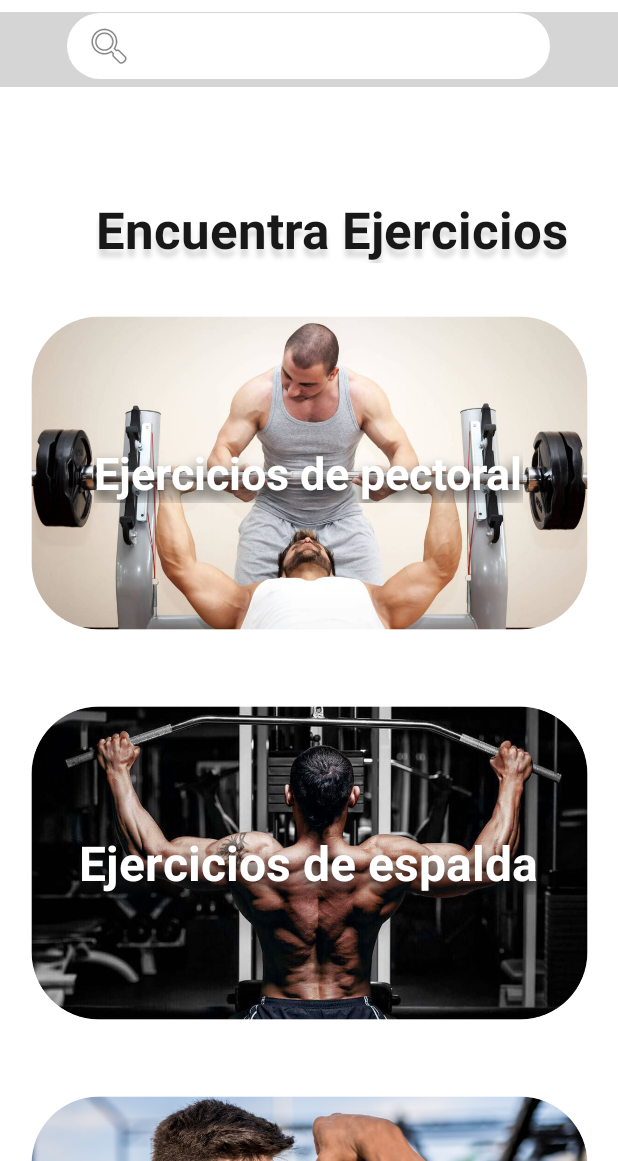
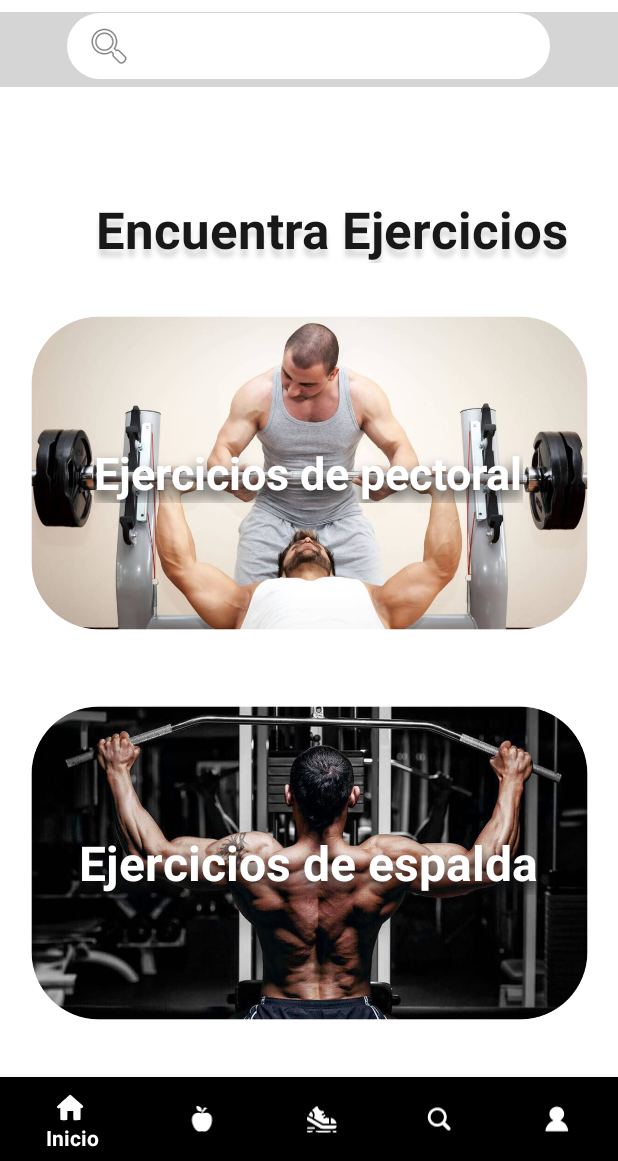
Before and after one commit to naanita3/FitPlanner-E1, an Android app: the ExplorarEjercicios screen opened directly, with no data from a screen before it, on a phone screen of 412 x 824 dp, the part 75-1236 px from its top. Run offline under Robolectric (Android 15) with nearby library versions, the light colour scheme and no system bars.

Commit message:
barra de nav actualizada

```diff
--- /dev/null
+++ b/app/src/main/res/drawable/casa_1.xml
@@ -0,0 +1,10 @@
+<vector xmlns:android="http://schemas.android.com/apk/res/android"
+    android:width="513dp"
+    android:height="486dp"
+    android:viewportWidth="513"
+    android:viewportHeight="486">
+  <path
+      android:pathData="M224.7,71.5c-2.6,0.6 -5.7,2 -6.9,3.1 -1.2,1 -13.3,12 -26.8,24.4 -13.5,12.4 -37.6,34.4 -53.5,49 -15.9,14.6 -35,32.1 -42.5,39 -7.4,6.9 -21.3,19.7 -30.9,28.5 -17.8,16.3 -21,20.5 -21.1,26.9 0,4.5 3.6,10.9 8.9,15.9 10.6,10 20.8,8.4 33.5,-5.2 1.7,-1.7 3.3,-3.1 3.8,-3.1 0.4,-0 0.8,37.5 0.8,83.2 0.1,88.1 0.1,87.9 4.7,93 1,1.1 3.6,2.9 5.8,3.9 3.6,1.7 7.2,1.9 40,1.9 32.9,-0 36.3,-0.2 40,-1.9 4.6,-2.1 7.9,-5.4 9.4,-9.4 0.7,-1.9 1.1,-22.6 1.1,-62.3l0,-59.4 42,-0 42,-0 0,58.2c0,37.6 0.4,59.6 1.1,62.1 1.4,5.1 6.3,10.4 10.7,11.7 2.2,0.6 18.6,1 40.5,1 30.8,-0 37.4,-0.2 40.4,-1.5 4.8,-2 7.1,-4.1 9.4,-8.7 1.8,-3.6 1.9,-7.2 1.9,-86.3 0,-60.6 0.3,-82.5 1.1,-82.5 0.6,-0 2.9,1.6 5,3.5 6.8,6.1 13.3,4.2 23.7,-6.9 6.5,-7 7.9,-10.5 6.9,-17.7 -0.3,-2.2 -1.2,-5.1 -2.1,-6.4 -0.9,-1.4 -10.3,-10 -20.9,-19.3 -10.5,-9.3 -23.5,-20.6 -28.7,-25.2 -15.7,-13.8 -44.4,-38.9 -84.5,-74 -20.9,-18.3 -39.3,-33.8 -41,-34.5 -5,-2.1 -8.8,-2.3 -13.8,-1z"
+      android:fillColor="#000000"
+      android:strokeColor="#00000000"/>
+</vector>
--- /dev/null
+++ b/app/src/main/res/drawable/lupa.xml
@@ -0,0 +1,10 @@
+<vector xmlns:android="http://schemas.android.com/apk/res/android"
+    android:width="454dp"
+    android:height="446dp"
+    android:viewportWidth="454"
+    android:viewportHeight="446">
+  <path
+      android:pathData="M163.5,80.5c-41.7,5.7 -78.3,34.1 -94.2,73.2 -26.9,65.8 8.9,139.9 77.3,160.1 14.6,4.4 30.4,5.8 45.1,4.3 17.5,-1.9 35.1,-7.6 48.6,-15.8l5.9,-3.6 32.6,32.6c31.9,31.7 32.8,32.6 38.5,34.2 12.8,3.7 25.4,-3.1 29.2,-15.7 1.9,-6.4 1.9,-7.2 -0.1,-13.9 -1.5,-5.1 -3.3,-7.1 -34.1,-38.1l-32.6,-32.6 3.6,-5.9c12.4,-20.5 18.4,-47.7 15.8,-72 -6,-55.6 -48.2,-99.3 -103.1,-106.8 -12.4,-1.7 -20.3,-1.7 -32.5,-0zM203,118.1c23.8,6.9 43.3,23.8 53.5,46.3 5.8,12.8 6.9,18.6 6.9,34.6 0,16 -1.1,21.8 -6.9,34.6 -10.4,23 -30.1,39.7 -55.5,47 -9.2,2.6 -32.8,2.6 -42,-0 -25.4,-7.3 -45.1,-24 -55.5,-47 -5.8,-12.8 -6.9,-18.6 -6.9,-34.6 0,-16 1.1,-21.8 6.9,-34.6 11.5,-25.3 34.8,-43.4 62.2,-48.4 8.3,-1.5 28.9,-0.4 37.3,2.1z"
+      android:fillColor="#000000"
+      android:strokeColor="#00000000"/>
+</vector>
--- /dev/null
+++ b/app/src/main/res/drawable/m_1.xml
@@ -0,0 +1,14 @@
+<vector xmlns:android="http://schemas.android.com/apk/res/android"
+    android:width="481dp"
+    android:height="519dp"
+    android:viewportWidth="481"
+    android:viewportHeight="519">
+  <path
+      android:pathData="M136,74.3c-4.9,2.5 -6,8.6 -3.9,21.7 5.2,32.4 26.8,52.9 60,57 12.2,1.5 16.4,0.5 18.5,-4.6 1.8,-4.3 1.8,-8.1 -0.1,-18.8 -4.4,-25 -18.5,-43 -40.3,-51.3 -12.7,-4.8 -28.9,-6.7 -34.2,-4z"
+      android:fillColor="#000000"
+      android:strokeColor="#00000000"/>
+  <path
+      android:pathData="M246.8,90.5c-2.5,1.4 -7.8,9.6 -16.6,25.5 -6.1,11.3 -21.2,44.7 -27.2,60.4l-0.9,2.5 -8.3,-3c-28.5,-10.4 -58.7,-8.9 -81.3,4.2 -17.4,10.1 -31.9,27.3 -39.5,47 -11.1,28.9 -8.9,71.2 6,112.9 11.3,31.3 25.4,55.2 43.2,73 25.5,25.5 52.9,33.4 82.1,23.6 7.1,-2.4 7.2,-2.4 11.8,-0.5 19.3,7.5 43.7,6.1 61.8,-3.7 43.8,-23.9 78.5,-96.1 78.4,-163.4 -0.1,-35.3 -9.4,-59.7 -30.3,-79.4 -6.6,-6.1 -10.3,-8.7 -18.4,-12.6 -14,-6.7 -22,-8.4 -38.6,-8.4 -14.6,0.1 -27.1,2.4 -41.4,7.8 -3.8,1.5 -7.1,2.5 -7.2,2.3 -0.7,-0.6 15.7,-24.1 23.2,-33.4 8.3,-10.2 17.4,-19 30.6,-29.6 8.9,-7.1 10.1,-8.7 9.2,-11.1 -0.6,-1.5 -27.3,-14.5 -31.3,-15.2 -1.4,-0.2 -3.8,0.3 -5.3,1.1z"
+      android:fillColor="#000000"
+      android:strokeColor="#00000000"/>
+</vector>
--- /dev/null
+++ b/app/src/main/res/drawable/pie.xml
@@ -0,0 +1,38 @@
+<vector xmlns:android="http://schemas.android.com/apk/res/android"
+    android:width="466dp"
+    android:height="461dp"
+    android:viewportWidth="466"
+    android:viewportHeight="461">
+  <path
+      android:pathData="M151.8,67.4c-2.2,1.2 -54.9,43.7 -59.8,48.2 -1.2,1.2 -1.1,1.6 1,3.1 5.5,3.8 14.4,13.1 18.7,19.6 15.1,22.7 17.5,51.7 6.3,76.4 -1.7,3.6 -2.7,7 -2.3,7.3 0.5,0.4 27.5,16.1 60.1,34.9l59.2,34.1 38,-0 38,-0 0,-36.5c0,-20.1 0.1,-36.8 0.3,-37.3 0.1,-0.4 -6.3,-0.9 -14.4,-1.2 -11.5,-0.4 -15,-0.9 -17.2,-2.3 -1.4,-0.9 -3.1,-1.7 -3.7,-1.7 -0.6,-0 -5.6,2.7 -11.2,6 -13.1,7.7 -15.6,8.5 -20.2,6.6 -7.3,-3 -9.5,-11.8 -4.4,-17.3 1.2,-1.3 6.9,-5.1 12.7,-8.5 5.9,-3.3 11.1,-6.5 11.7,-7 0.8,-0.6 0,-3.7 -3,-10.8 -2.2,-5.5 -4.4,-10 -4.8,-10 -0.3,-0 -6.2,3.2 -13,7.1 -14.3,8.3 -16.5,9.1 -21.3,7.8 -5,-1.4 -7.8,-6 -7.2,-11.9 0.6,-5.6 1.6,-6.4 19,-16.4 7.5,-4.3 13.7,-8.3 13.6,-9 0,-0.6 -1.7,-4.9 -3.7,-9.5 -5.2,-11.7 -6.5,-12.6 -20,-12.7 -16.9,-0.3 -29.2,-5.3 -40.8,-17 -6.6,-6.6 -12.5,-17 -14.5,-25.9 -2.6,-11.2 -3.4,-12.9 -6.8,-15.2 -3.9,-2.6 -6.5,-2.9 -10.3,-0.9z"
+      android:fillColor="#000000"
+      android:strokeColor="#00000000"/>
+  <path
+      android:pathData="M71.6,138.7c-7.5,12.4 -24.6,42.4 -24.6,43.1 0,0.5 3.9,3 8.8,5.7 4.8,2.7 15.4,8.9 23.7,13.7 10.2,5.9 15.3,8.4 16.1,7.7 2,-1.7 5.4,-12.1 6.3,-19.4 2,-16.9 -3.1,-33.1 -14.3,-45.3 -3.9,-4.3 -11.2,-10.2 -12.5,-10.2 -0.3,-0 -1.9,2.1 -3.5,4.7z"
+      android:fillColor="#000000"
+      android:strokeColor="#00000000"/>
+  <path
+      android:pathData="M33,205.2c-6.1,9.9 -7.5,14 -7.5,22.8 0,7.1 0.4,9.4 2.6,14.1 1.5,3.2 4.4,7.4 6.6,9.5 3.4,3.5 42.3,26.4 153.3,90.1 12.9,7.5 24.2,13.2 28.5,14.6 7,2.2 7.2,2.2 86,2.2 90.2,-0 85,0.5 95,-8.6 8,-7.4 10.7,-13.6 11.3,-26l0.5,-9.9 -90.4,-0.2 -90.4,-0.3 -96.3,-55.8c-53,-30.6 -96.6,-55.7 -96.8,-55.7 -0.2,-0 -1.3,1.5 -2.4,3.2z"
+      android:fillColor="#000000"
+      android:strokeColor="#00000000"/>
+  <path
+      android:pathData="M334,254l0,37 37.1,-0 37.1,-0 -0.7,-4.3c-2.1,-12.5 -9.9,-29 -19,-40.1 -11.4,-13.7 -32.2,-25.7 -50.7,-29l-3.8,-0.7 0,37.1z"
+      android:fillColor="#000000"
+      android:strokeColor="#00000000"/>
+  <path
+      android:pathData="M31.2,337.7c-5.7,2.8 -7.6,8.6 -4.6,14.8 3,6.4 3.4,6.5 50.9,6.5 47.5,-0 47.9,-0.1 50.9,-6.5 2,-4.1 2,-5.6 0.2,-9.9 -2.7,-6.5 -3.4,-6.6 -51.3,-6.6 -37.5,-0 -43.2,0.2 -46.1,1.7z"
+      android:fillColor="#000000"
+      android:strokeColor="#00000000"/>
+  <path
+      android:pathData="M31.2,382.7c-8.1,4 -8,15.8 0.1,19.6 5.1,2.5 57.1,2.5 62.2,0.1 3.3,-1.5 6.5,-6.5 6.5,-9.9 0,-3.4 -3.2,-8.4 -6.5,-9.9 -5,-2.4 -57.5,-2.3 -62.3,0.1z"
+      android:fillColor="#000000"
+      android:strokeColor="#00000000"/>
+  <path
+      android:pathData="M143.3,383c-1.7,1 -3.7,2.8 -4.2,3.9 -1.6,2.9 -1.3,9.3 0.5,11.9 3.8,5.4 0.1,5.2 96.1,5.2 84.8,-0 89,-0.1 92.3,-1.9 7.6,-4 7.6,-15.2 0,-19.2 -3.3,-1.8 -7.7,-1.9 -92.5,-1.9 -86.4,-0 -89.1,0.1 -92.2,2z"
+      android:fillColor="#000000"
+      android:strokeColor="#00000000"/>
+  <path
+      android:pathData="M362.3,383c-1.7,1 -3.7,2.8 -4.2,3.9 -1.6,2.9 -1.3,9.3 0.5,11.9 3.2,4.5 6.2,5.2 23.9,5.2 18.9,-0 22.3,-0.9 24.9,-6.5 2,-4.1 2,-5.6 0.2,-9.9 -2.4,-5.7 -6,-6.6 -25.3,-6.6 -14.9,-0 -17.2,0.2 -20,2z"
+      android:fillColor="#000000"
+      android:strokeColor="#00000000"/>
+</vector>
--- /dev/null
+++ b/app/src/main/res/drawable/usurio.xml
@@ -0,0 +1,10 @@
+<vector xmlns:android="http://schemas.android.com/apk/res/android"
+    android:width="340dp"
+    android:height="320dp"
+    android:viewportWidth="340"
+    android:viewportHeight="320">
+  <path
+      android:pathData="M132.4,45c-17.5,4.6 -34.7,17.6 -43.8,33.3 -9.3,15.9 -11.6,37.3 -5.9,55.2 4.4,13.9 16.5,29.8 28.4,37.1 3.2,2 5.9,4.1 5.9,4.6 0,0.4 -1.2,1.4 -2.7,2 -20,8.3 -29.7,14.5 -41.2,26.1 -12.3,12.5 -21,26.6 -26.4,42.8 -3.2,9.5 -5.2,21.6 -4.3,25.3 1.4,5.8 -2.1,5.7 108.7,5.4l101.1,-0.3 2.4,-2.9c2.2,-2.4 2.4,-3.4 1.8,-7.5 -2,-15.1 -7.9,-31.6 -15.6,-44.1 -11.4,-18.6 -35.4,-38 -54.3,-44 -2.2,-0.7 -4.4,-1.6 -4.8,-2 -0.5,-0.4 1.9,-2.7 5.2,-5 15.5,-10.4 23.8,-21.5 29.3,-39 1.9,-6.3 2.3,-9.6 2.2,-20 0,-11 -0.3,-13.5 -2.7,-20.4 -6.8,-19.5 -19.6,-34 -37.5,-42.3 -13.8,-6.4 -31.5,-8.1 -45.8,-4.3z"
+      android:fillColor="#000000"
+      android:strokeColor="#00000000"/>
+</vector>
--- a/app/src/main/res/layout/activity_explorar_ejercicios.xml
+++ b/app/src/main/res/layout/activity_explorar_ejercicios.xml
@@ -219,5 +219,16 @@
         </LinearLayout>
     </ScrollView>
 
+    <com.google.android.material.bottomnavigation.BottomNavigationView
+        android:id="@+id/bottomNavigationView"
+        android:layout_width="match_parent"
+        android:layout_height="wrap_content"
+        android:background="@color/black"
+        app:itemIconTint="@color/white"
+        app:itemTextColor="@color/white"
+        app:layout_constraintBottom_toBottomOf="parent"
+        app:layout_constraintLeft_toLeftOf="parent"
+        app:layout_constraintRight_toRightOf="parent"
+        app:menu="@menu/bottom_nav_menu" />
 
 </androidx.constraintlayout.widget.ConstraintLayout>
--- a/app/src/main/res/layout/activity_mainmenu.xml
+++ b/app/src/main/res/layout/activity_mainmenu.xml
@@ -165,9 +165,12 @@
     <com.google.android.material.bottomnavigation.BottomNavigationView
         android:id="@+id/bottomNavigationView"
         android:layout_width="match_parent"
-        android:layout_height="83dp"
+        android:layout_height="wrap_content"
+        android:background="@color/black"
+        app:itemIconTint="@color/white"
+        app:itemTextColor="@color/white"
         app:layout_constraintBottom_toBottomOf="parent"
-        app:layout_constraintEnd_toEndOf="parent"
-        app:layout_constraintStart_toStartOf="parent"
+        app:layout_constraintLeft_toLeftOf="parent"
+        app:layout_constraintRight_toRightOf="parent"
         app:menu="@menu/bottom_nav_menu" />
 </androidx.constraintlayout.widget.ConstraintLayout>
--- a/app/src/main/res/menu/bottom_nav_menu.xml
+++ b/app/src/main/res/menu/bottom_nav_menu.xml
@@ -2,33 +2,24 @@
 <menu xmlns:android="http://schemas.android.com/apk/res/android">
 
         <item
-            android:title="Inicio"
             android:id="@+id/navigation_home"
-            android:icon="@drawable/home" /><!-- Ícono para "Inicio" -->
-             <!-- Texto para "Inicio" -->
+            android:icon="@drawable/casa_1"
+            android:title="Inicio"/>
+        <item
+            android:id="@+id/navigation_plan"
+            android:icon="@drawable/m_1"
+            android:title="Mi Plan"/>
 
         <item
-            android:title="Mi Plan"
-            android:id="@+id/navigation_plan"
-            android:icon="@drawable/dieta2"/> <!-- Ícono para "Mi Plan" -->
-        <!-- Texto para "Mi Plan" -->
-
+            android:id="@+id/navigation_routine"
+            android:icon="@drawable/pie"
+            android:title="Mi Rutina"/>
         <item
-            android:title="Mi Rutina"
-            android:id="@+id/navigation_routine"
-            android:icon="@drawable/rutina" /><!-- Ícono para "Mi Rutina" -->
-         <!-- Texto para "Mi Rutina" -->
-
+            android:id="@+id/navigation_explore"
+            android:icon="@drawable/lupa"
+            android:title="Explorar"/>
         <item
-            android:title="Explorar"
-            android:id="@+id/navigation_explore"
-            android:icon="@drawable/buscar"/>
-        <!-- Ícono para "Explorar" -->
-         <!-- Texto para "Explorar" -->
-
-        <item
-            android:title="Mi Cuenta"
             android:id="@+id/navigation_account"
-            android:icon="@drawable/yo"/> <!-- Ícono para "Mi Cuenta" -->
-             <!-- Texto para "Mi Cuenta" -->
-    </menu>
+            android:icon="@drawable/usurio"
+            android:title="Explorar"/>
+</menu>
```
Also changed, not shown: app/src/main/res/drawable/img.png (added), app/src/main/res/drawable/img_1.png (added), app/src/main/res/drawable/img_2.png (added), app/src/main/res/drawable/logo.png (added).
